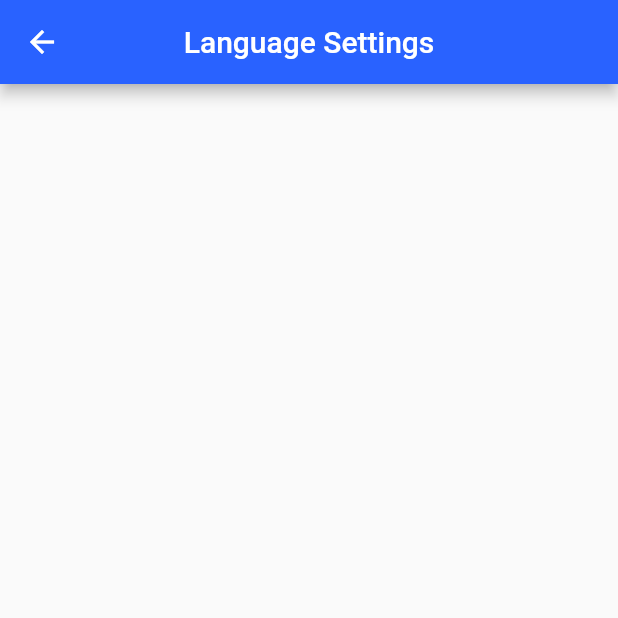
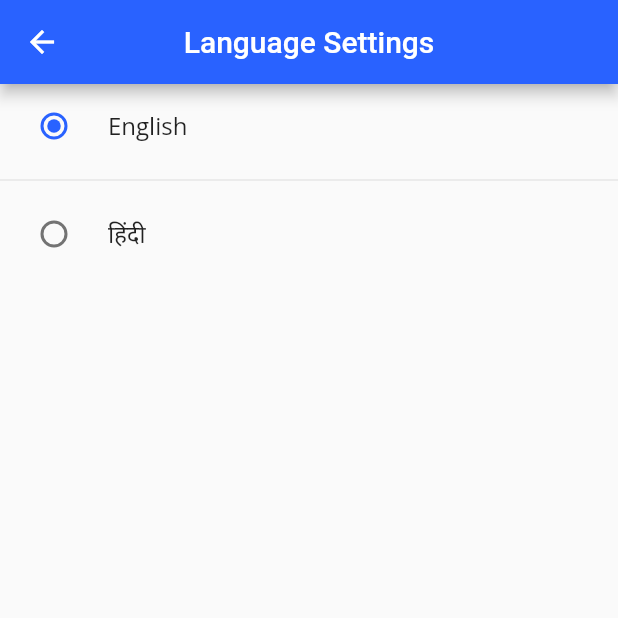
Before and after one commit to anandhakrishnanaji/Blu-Visitor-, a Flutter app: the LanguagePage screen opened directly, on a phone screen of 412 x 824 dp, the top half of it. Run offline on Flutter 3.47's test engine with Material 2 defaults, Android fonts, the phone set to English and light mode, and no system bars; our stand-ins replace easy_localization, google_fonts.

Commit message:
language settings untested

```diff
--- a/lib/pages/languagePage.dart
+++ b/lib/pages/languagePage.dart
@@ -1,27 +1,61 @@
 import 'package:flutter/material.dart';
 import 'package:easy_localization/easy_localization.dart';
 
-class LanguagePage extends StatelessWidget {
+class LanguagePage extends StatefulWidget {
+  @override
+  _LanguagePageState createState() => _LanguagePageState();
+}
+
+class _LanguagePageState extends State<LanguagePage> {
+  int selectedRadioTile;
+
+  @override
+  void initState() {
+    super.initState();
+    selectedRadioTile = 0;
+  }
+
+  setSelectedRadioTile(int val, BuildContext ctx) {
+    final j = _languages[val].split('_');
+    setState(() {
+      ctx.locale = Locale(j[0], j[1]);
+      selectedRadioTile = val;
+    });
+  }
+
   final List _languages = [
-    'English',
-    'हिंदी',
-    'മലയാളം',
-    'मराठी',
-    'தமிழ்',
-    'ಕನ್ನಡ'
+    'en_US',
+    'hi_IN',
   ];
+
+  final Map<String, int> _langtoval = {'en_US': 0, 'hi_IN': 1};
+
   @override
   Widget build(BuildContext context) {
+    selectedRadioTile = _langtoval[context.locale.toString()];
     return Scaffold(
-      appBar: AppBar(
-        title: Text('langset'.tr()),
-        centerTitle: true,
-      ),
-      body: Container(
-        child: Column(
-          children: [],
+        appBar: AppBar(
+          title: Text('langset'.tr()),
+          centerTitle: true,
         ),
-      ),
-    );
+        body: Column(
+          children: <Widget>[
+            RadioListTile(
+              value: 0,
+              groupValue: selectedRadioTile,
+              title: Text("English"),
+              onChanged: (val) => setSelectedRadioTile(val, context),
+              activeColor: Colors.blueAccent[700],
+            ),
+            Divider(),
+            RadioListTile(
+              value: 1,
+              groupValue: selectedRadioTile,
+              title: Text("हिंदी"),
+              onChanged: (val) => setSelectedRadioTile(val, context),
+              activeColor: Colors.blueAccent[700],
+            ),
+          ],
+        ));
   }
 }
--- a/lib/widgets/homeGridTile.dart
+++ b/lib/widgets/homeGridTile.dart
@@ -12,6 +12,7 @@ class HomeGridTile extends StatelessWidget {
         mainAxisAlignment: MainAxisAlignment.spaceEvenly,
         children: <Widget>[
           CircleAvatar(
+            backgroundColor: Colors.white,
             radius: 30,
             backgroundImage: AssetImage('assets/images/$text.png'),
           ),
```
Also changed, not shown: lib/tabs/settingsTab.dart (+17 -5 lines).
